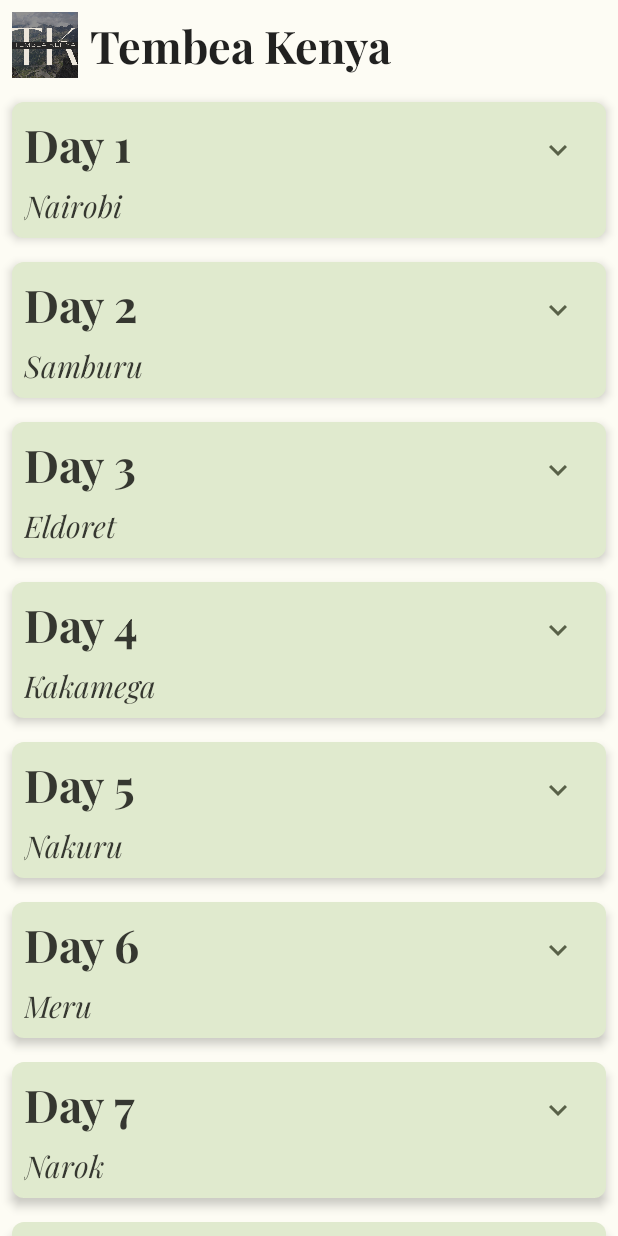
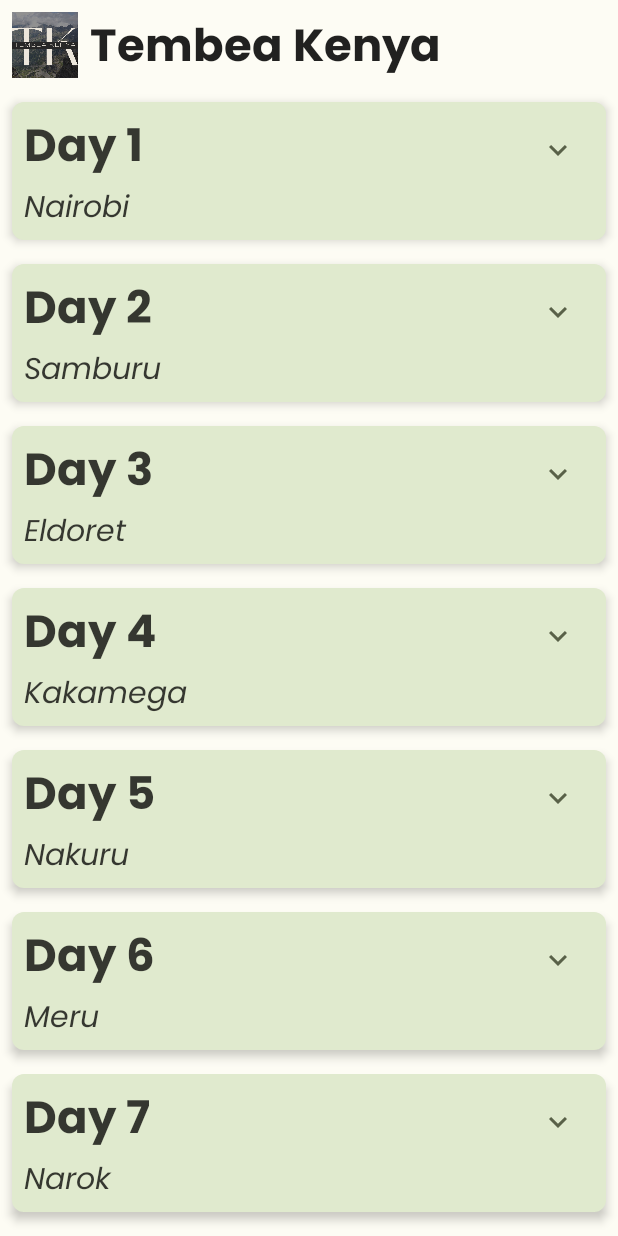
Before and after one commit to AlanDerich/VisitKenya, an Android app built with Jetpack Compose: the screen it shows after launch (MainActivity), on a phone screen of 412 x 824 dp. Run offline under Robolectric (Android 15) with nearby library versions, the phone set to English and light mode, and no system bars.

Commit message:
Changed font to Poppins

```diff
--- a/app/src/main/java/com/derich/visitkenya/ui/theme/Type.kt
+++ b/app/src/main/java/com/derich/visitkenya/ui/theme/Type.kt
@@ -14,8 +14,13 @@ val PlayFair = FontFamily(
     Font(R.font.playfair_display_italic, FontWeight.Thin),
     Font(R.font.playfair_display_regular, FontWeight.Normal)
 )
+val Poppins = FontFamily(
+    Font(R.font.poppins_bold, FontWeight.Bold),
+    Font(R.font.poppins_italic, FontWeight.Thin),
+    Font(R.font.poppins_regular, FontWeight.Normal)
+)
 val Typography = Typography(
-    defaultFontFamily = PlayFair,
+    defaultFontFamily = Poppins,
     h4 = TextStyle(
         fontWeight = FontWeight.Bold,
         fontSize = 30.sp
```
Also changed, not shown: app/src/main/res/font/poppins_bold.ttf (added), app/src/main/res/font/poppins_italic.ttf (added), app/src/main/res/font/poppins_regular.ttf (added).
